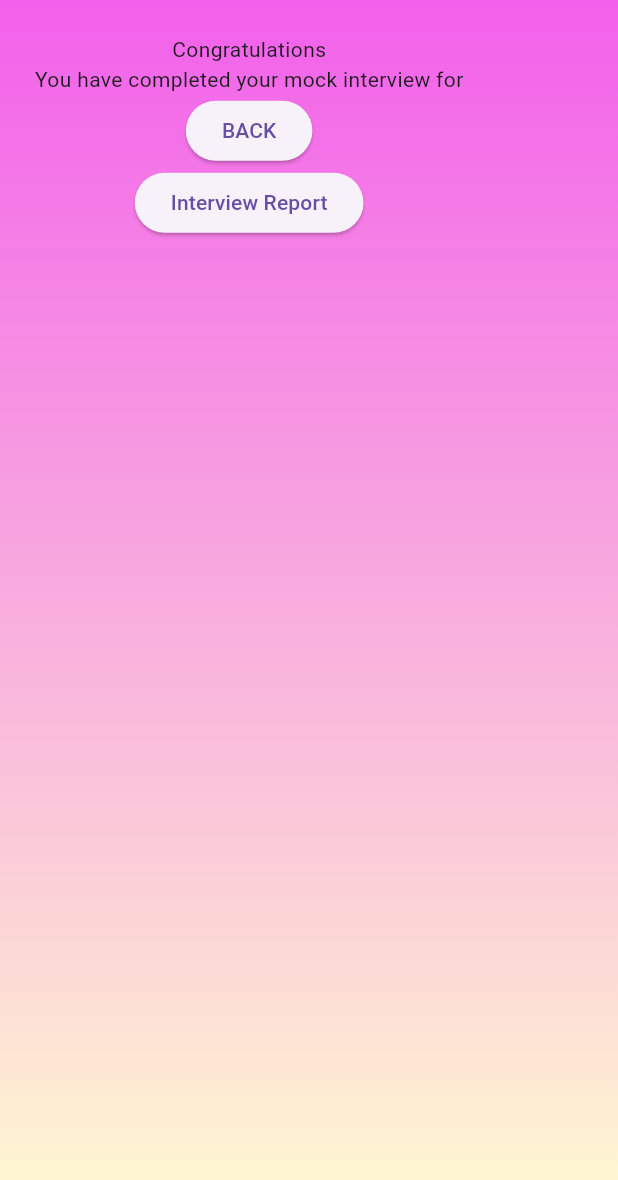
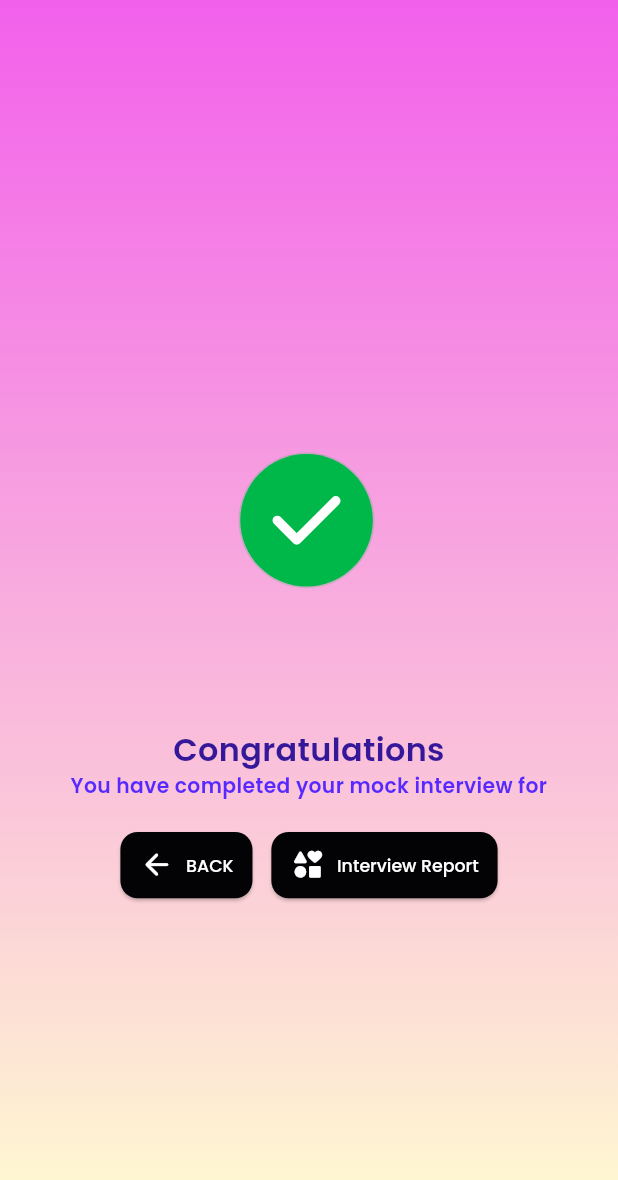
Before and after one commit to Redvey/InterView, a Flutter app: the FinishInterview screen opened by its route, on a phone screen of 412 x 824 dp. Shown: the top 1180 px of the screen. Run offline on Flutter 3.47's test engine with Material 3 defaults, Android fonts, the phone set to English and light mode, and no system bars; our stand-ins replace file_picker, go_router, lottie, smooth_page_indicator.

Commit message:
26:feat:Created Success Screen

```diff
--- a/lib/app/themes/text_styles.dart
+++ b/lib/app/themes/text_styles.dart
@@ -71,6 +71,12 @@ class AppTextStyles {
     color: AppColors.blackLight,
   );
 
+  static TextStyle buttonSmall(BuildContext context) => TextStyle(
+    fontFamily: 'Poppins',
+    fontWeight: FontWeight.w500,
+    fontSize: context.fontSizeSs,
+  );
+
   static TextStyle welcomeCardFinal(BuildContext context) => TextStyle(
     color: AppColors.backgroundYellow,
     fontFamily: AppFonts.poppins,
--- a/lib/core/constants/image_strings.dart
+++ b/lib/core/constants/image_strings.dart
@@ -5,3 +5,9 @@ class AppImage {
   static const temp4 = "assets/templates/template3.jpg";
 
 }
+class AppAnimations {
+
+  static const complete = "assets/animations/complete.json";
+
+
+}
--- a/lib/core/constants/sizes.dart
+++ b/lib/core/constants/sizes.dart
@@ -111,6 +111,7 @@ class AppSizes {
   static double bottomNavRadius(BuildContext context) => 60.0 * _getScaleFactor(context);
   static double bottomWidth(BuildContext context) => 2.0 * _getScaleFactor(context);
   static double bottomNavHorizontalPadding(BuildContext context) => 16.0 * _getWidthScaleFactor(context);
+
   // Border widths section
   static double borderWidthThin(BuildContext context) => 1.0 * _getScaleFactor(context);
   static double borderWidthDefault(BuildContext context) => 2.0 * _getScaleFactor(context);
@@ -201,6 +202,11 @@ class AppSizes {
   static double starSpacing(BuildContext context) => 4.0 * _getWidthScaleFactor(context);
   static int maxStars = 5;
 
+  //success screen
+  static double lottieHeight(BuildContext context) => 250.0 * _getHeightScaleFactor(context);
+  static double lottieWidth(BuildContext context) => 250.0 * _getWidthScaleFactor(context);
+
+
   // Helper methods for responsive design
   static bool isMobile(BuildContext context) {
     return MediaQuery.of(context).size.width < 600;
--- a/lib/core/extensions/responsive_extension.dart
+++ b/lib/core/extensions/responsive_extension.dart
@@ -55,6 +55,10 @@ extension ResponsiveContext on BuildContext {
   double get imageThumbSize => AppSizes.imageThumbSize(this);
   double get profileHeight => AppSizes.profileHeight(this);
   double get profileWidth => AppSizes.profileWidth(this);
+
+  //success-screen
+  double get lottieHeight => AppSizes.lottieHeight(this);
+  double get lottieWidth => AppSizes.lottieWidth(this);
 
   // Offsets
   double get shadowOffsetY => AppSizes.shadowOffsetY(this);
--- a/lib/features/interview/screens/interview_completion_screen.dart
+++ b/lib/features/interview/screens/interview_completion_screen.dart
@@ -1,50 +1,114 @@
 import 'package:flutter/material.dart';
 import 'package:go_router/go_router.dart';
+import 'package:interview/app/themes/text_styles.dart';
 import 'package:interview/core/extensions/responsive_extension.dart';
+import 'package:lottie/lottie.dart';
 
 import '../../../core/constants/colors.dart';
+import '../../../core/constants/image_strings.dart';
 import '../../../core/constants/strings.dart';
-import '../../resume/screens/widgets/resume_builder_home_widgets/resume_form_top_bar.dart';
 
 class FinishInterview extends StatelessWidget {
-
-
-  const FinishInterview({
-    super.key,
-
-  });
+  const FinishInterview({super.key});
 
   @override
   Widget build(BuildContext context) {
-    return Container(
-      decoration: BoxDecoration(gradient: AppColors.specialGradient),
-      child: SafeArea(
-        child: Scaffold(
-          backgroundColor: Colors.transparent,
-          body: Padding(
-            padding: EdgeInsets.all(context.lg),
+    return Scaffold(
+      backgroundColor: Colors.transparent,
+      body: Container(
+        decoration: BoxDecoration(gradient: AppColors.specialGradient),
+        child: Padding(
+          padding: context.defaultPadding,
+          child: Center(
             child: SingleChildScrollView(
               child: Column(
                 crossAxisAlignment: CrossAxisAlignment.center,
-                mainAxisAlignment: MainAxisAlignment.center,
                 children: [
-                  // Header
-                  Text(AppStrings.mockInterviewCompletedTitle),
-                  Text(AppStrings.mockInterviewCompletedMessage),
+                  // ✅ Animation
+                  SizedBox(
+                    height: context.lottieHeight,
+                    width: context.lottieWidth,
+                    child: Lottie.asset(AppAnimations.complete),
+                  ),
 
-                  ElevatedButton(
-                    onPressed: (){
-                      context.pop();},
+                  context.verticalSpaceMedium,
 
+                  // ✅ Title
+                  Text(
+                    AppStrings.mockInterviewCompletedTitle,
+                    textAlign: TextAlign.center,
+                    style: context.headingStyle(
+                      color: AppColors.backgroundBlue,
+                    ),
+                  ),
 
-                    child: Text(AppStrings.back),
+                  // ✅ Subtitle
+                  Text(
+                    AppStrings.mockInterviewCompletedMessage,
+                    textAlign: TextAlign.center,
+                    style: context.subheadingStyle(
+                      color: AppColors.backgroundSky,
+                    ),
                   ),
-                  ElevatedButton(
-                    onPressed: (){
-                      context.pop();},
 
+                  context.verticalSpaceMedium,
 
-                    child: Text(AppStrings.interviewReport),
+                  // ✅ Buttons
+                  Row(
+                    mainAxisAlignment: MainAxisAlignment.center,
+                    children: [
+                      // Back button
+                      ElevatedButton.icon(
+                        style: ElevatedButton.styleFrom(
+                          backgroundColor: AppColors.bottomBlack,
+                          foregroundColor: AppColors.backgroundWhite,
+                          textStyle: AppTextStyles.buttonSmall(context),
+                          padding: EdgeInsets.symmetric(
+                            horizontal: context.defaultSpace,
+                            vertical: context.spaceLess,
+                          ),
+                          shape: RoundedRectangleBorder(
+                            borderRadius: BorderRadius.circular(
+                              context.buttonRadius,
+                            ),
+                          ),
+                        ),
+                        onPressed: () => context.pop(),
+                        icon: Icon(
+                          Icons.arrow_back_rounded,
+                          size: context.navIconSizeUnselected,
+                        ),
+                        label: Text(AppStrings.back),
+                      ),
+
+                      context.horizontalSpaceMedium,
+
+                      // Interview report button
+                      ElevatedButton.icon(
+                        style: ElevatedButton.styleFrom(
+                          backgroundColor: AppColors.bottomBlack,
+                          foregroundColor: AppColors.backgroundWhite,
+                          textStyle: AppTextStyles.buttonSmall(context),
+                          padding: EdgeInsets.symmetric(
+                            horizontal: context.defaultSpace,
+                            vertical: context.spaceLess,
+                          ),
+                          shape: RoundedRectangleBorder(
+                            borderRadius: BorderRadius.circular(
+                              context.buttonRadius,
+                            ),
+                          ),
+                        ),
+                        onPressed: () {
+                          // Interview report action
+                        },
+                        icon: Icon(
+                          Icons.interests_rounded,
+                          size: context.navIconSizeUnselected,
+                        ),
+                        label: Text(AppStrings.interviewReport),
+                      ),
+                    ],
                   ),
                 ],
               ),
--- a/pubspec.yaml
+++ b/pubspec.yaml
@@ -16,7 +16,8 @@ dependencies:
   intl: ^0.20.2
   file_picker: ^10.2.0
   modal_bottom_sheet: ^3.0.0
-  redacted: ^1.0.13
+  lottie: ^3.3.1
+
 
 
 
@@ -35,6 +36,7 @@ flutter:
   assets:
     - assets/fonts/
     - assets/templates/
+    - assets/animations/
 
   fonts:
     - family: Poppins
```
Also changed, not shown: assets/animations/complete.json (added, +1 -0 lines), pubspec.lock.
